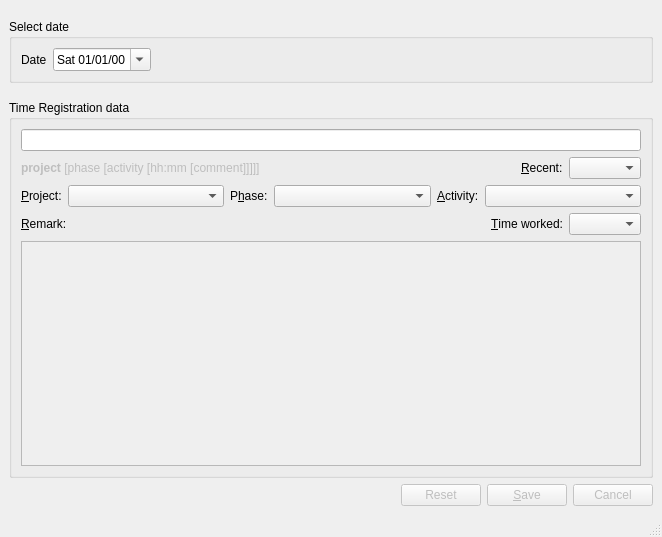
The window that src/pyuac_edit.ui (develer-staff/pyuac) describes before a commit, drawn with Qt 5.
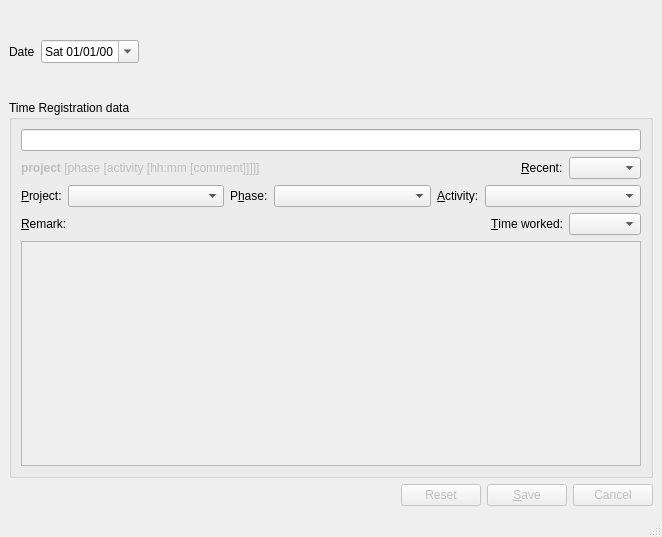
The same window after the commit. The open tabs and pages were chosen to show the change. Icons and pictures are not drawn.

Commit message: Eliminato il groupbox nel caso di inserimento giornaliero.

Diff of the .ui file:
```diff
--- a/src/pyuac_edit.ui
+++ b/src/pyuac_edit.ui
@@ -23,7 +23,7 @@
      <x>0</x>
      <y>0</y>
      <width>662</width>
-     <height>515</height>
+     <height>513</height>
     </rect>
    </property>
    <layout class="QVBoxLayout" name="verticalLayout_3" >
@@ -46,8 +46,8 @@
         <rect>
          <x>0</x>
          <y>0</y>
-         <width>644</width>
-         <height>84</height>
+         <width>654</width>
+         <height>106</height>
         </rect>
        </property>
        <property name="sizePolicy" >
@@ -61,18 +61,6 @@
          <number>0</number>
         </property>
         <item>
-         <widget class="QGroupBox" name="dateGroupBox" >
-          <property name="sizePolicy" >
-           <sizepolicy vsizetype="Maximum" hsizetype="Preferred" >
-            <horstretch>0</horstretch>
-            <verstretch>0</verstretch>
-           </sizepolicy>
-          </property>
-          <property name="title" >
-           <string>Select date</string>
-          </property>
-          <layout class="QHBoxLayout" name="horizontalLayout" >
-           <item>
             <widget class="QLabel" name="dateLabel" >
              <property name="text" >
               <string>Date</string>
@@ -107,9 +95,6 @@
            </item>
           </layout>
          </widget>
-        </item>
-       </layout>
-      </widget>
       <widget class="QWidget" name="page_2" >
        <property name="geometry" >
         <rect>
```
Left out of the diff: 14 changed lines with no effect on the pictures. Lines whose indentation alone changed are shown as unchanged.
